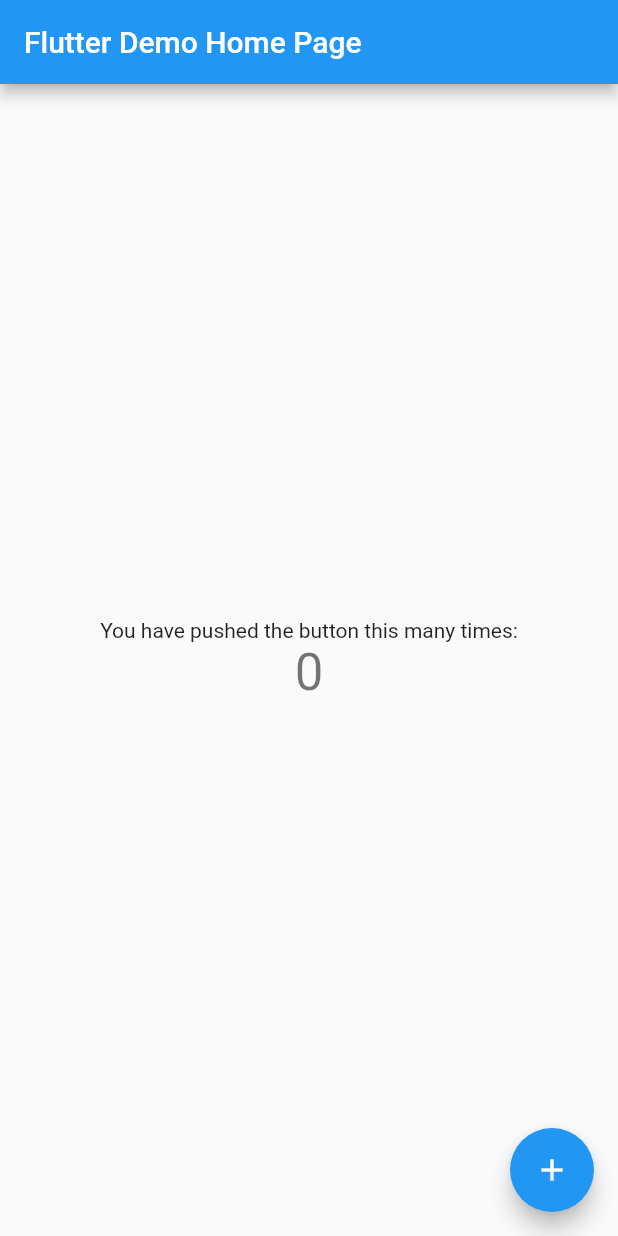
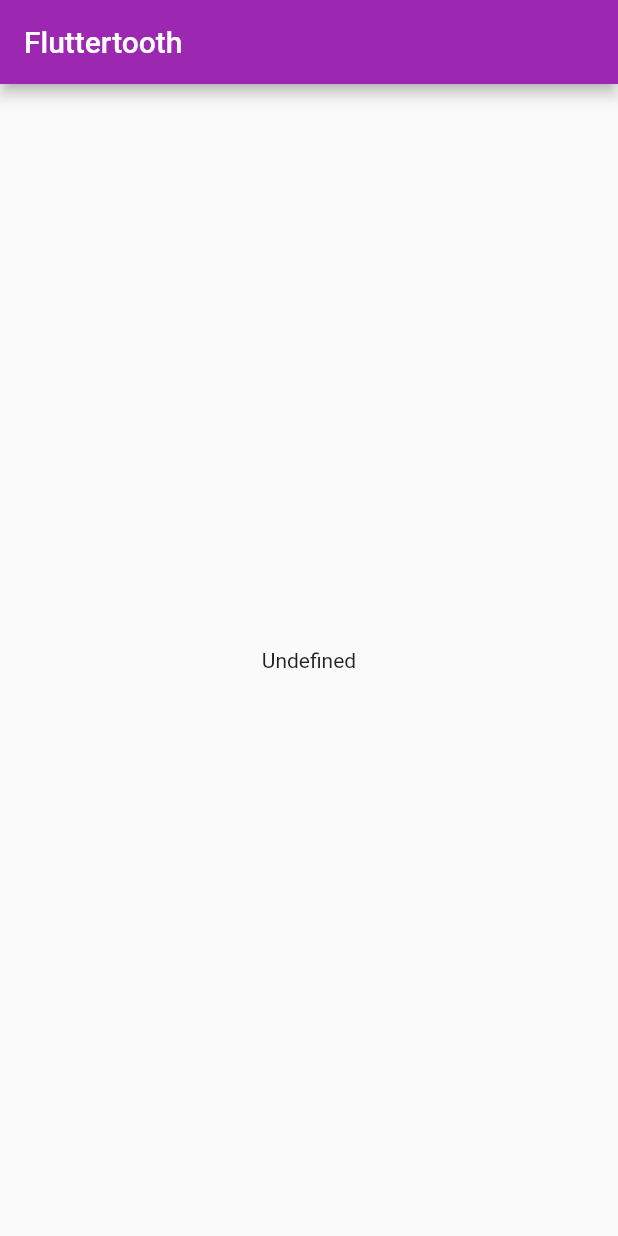
Before and after one commit to okalentiev/fluttertooth, a Flutter app: the screen it shows after launch, on a phone screen of 412 x 824 dp. Run offline on Flutter 3.47's test engine with Material 2 defaults, Android fonts, the phone set to English and light mode, and no system bars.

Commit message:
Step 2: Implement the status screen

```diff
--- /dev/null
+++ b/lib/bluetooth_availability_screen.dart
@@ -0,0 +1,46 @@
+import 'dart:async';
+
+import 'package:flutter/material.dart';
+import 'package:flutter/widgets.dart';
+
+class BluetoothAvailabilityScreen extends StatefulWidget {
+  final BluetoothAvailabilityProvider availabilityProvider = BluetoothAvailabilityProvider();
+
+  @override
+  _BluetoothAvailabilityScreenState createState() =>
+      _BluetoothAvailabilityScreenState();
+}
+
+class _BluetoothAvailabilityScreenState extends State<BluetoothAvailabilityScreen> {
+  @override
+  Widget build(BuildContext context) {
+    return Scaffold(
+      appBar: AppBar(
+        title: Text('Fluttertooth'),
+      ),
+      body: Center(child: StreamBuilder(stream: widget.availabilityProvider.bluetoothState, builder: (context, AsyncSnapshot<String> bluetooth) {
+        if (bluetooth.hasData) {
+          return Text(bluetooth.data);
+        }
+        return Text('Undefined',);
+      }),),
+    );
+  }
+
+  @override
+  void dispose() {
+    widget.availabilityProvider.dispose();
+    super.dispose();
+  }
+}
+
+class BluetoothAvailabilityProvider {
+  // We are using stream to not trigger the redraw of the whole screen
+  // and only propagate the change to the status title
+  final _streamController = StreamController<String>.broadcast();
+  Stream<String> get bluetoothState => _streamController.stream;
+
+  void dispose() {
+    _streamController.close();
+  }
+}
--- a/lib/main.dart
+++ b/lib/main.dart
@@ -1,4 +1,6 @@
 import 'package:flutter/material.dart';
+
+import 'bluetooth_availability_screen.dart';
 
 void main() => runApp(MyApp());
 
@@ -7,105 +9,11 @@ class MyApp extends StatelessWidget {
   @override
   Widget build(BuildContext context) {
     return MaterialApp(
-      title: 'Flutter Demo',
+      title: 'Fluttertooth',
       theme: ThemeData(
-        // This is the theme of your application.
-        //
-        // Try running your application with "flutter run". You'll see the
-        // application has a blue toolbar. Then, without quitting the app, try
-        // changing the primarySwatch below to Colors.green and then invoke
-        // "hot reload" (press "r" in the console where you ran "flutter run",
-        // or simply save your changes to "hot reload" in a Flutter IDE).
-        // Notice that the counter didn't reset back to zero; the application
-        // is not restarted.
-        primarySwatch: Colors.blue,
+        primarySwatch: Colors.purple,
       ),
-      home: MyHomePage(title: 'Flutter Demo Home Page'),
+      home: BluetoothAvailabilityScreen(),
     );
   }
 }
-
-class MyHomePage extends StatefulWidget {
-  MyHomePage({Key key, this.title}) : super(key: key);
-
-  // This widget is the home page of your application. It is stateful, meaning
-  // that it has a State object (defined below) that contains fields that affect
-  // how it looks.
-
-  // This class is the configuration for the state. It holds the values (in this
-  // case the title) provided by the parent (in this case the App widget) and
-  // used by the build method of the State. Fields in a Widget subclass are
-  // always marked "final".
-
-  final String title;
-
-  @override
-  _MyHomePageState createState() => _MyHomePageState();
-}
-
-class _MyHomePageState extends State<MyHomePage> {
-  int _counter = 0;
-
-  void _incrementCounter() {
-    setState(() {
-      // This call to setState tells the Flutter framework that something has
-      // changed in this State, which causes it to rerun the build method below
-      // so that the display can reflect the updated values. If we changed
-      // _counter without calling setState(), then the build method would not be
-      // called again, and so nothing would appear to happen.
-      _counter++;
-    });
-  }
-
-  @override
-  Widget build(BuildContext context) {
-    // This method is rerun every time setState is called, for instance as done
-    // by the _incrementCounter method above.
-    //
-    // The Flutter framework has been optimized to make rerunning build methods
-    // fast, so that you can just rebuild anything that needs updating rather
-    // than having to individually change instances of widgets.
-    return Scaffold(
-      appBar: AppBar(
-        // Here we take the value from the MyHomePage object that was created by
-        // the App.build method, and use it to set our appbar title.
-        title: Text(widget.title),
-      ),
-      body: Center(
-        // Center is a layout widget. It takes a single child and positions it
-        // in the middle of the parent.
-        child: Column(
-          // Column is also layout widget. It takes a list of children and
-          // arranges them vertically. By default, it sizes itself to fit its
-          // children horizontally, and tries to be as tall as its parent.
-          //
-          // Invoke "debug painting" (press "p" in the console, choose the
-          // "Toggle Debug Paint" action from the Flutter Inspector in Android
-          // Studio, or the "Toggle Debug Paint" command in Visual Studio Code)
-          // to see the wireframe for each widget.
-          //
-          // Column has various properties to control how it sizes itself and
-          // how it positions its children. Here we use mainAxisAlignment to
-          // center the children vertically; the main axis here is the vertical
-          // axis because Columns are vertical (the cross axis would be
-          // horizontal).
-          mainAxisAlignment: MainAxisAlignment.center,
-          children: <Widget>[
-            Text(
-              'You have pushed the button this many times:',
-            ),
-            Text(
-              '$_counter',
-              style: Theme.of(context).textTheme.display1,
-            ),
-          ],
-        ),
-      ),
-      floatingActionButton: FloatingActionButton(
-        onPressed: _incrementCounter,
-        tooltip: 'Increment',
-        child: Icon(Icons.add),
-      ), // This trailing comma makes auto-formatting nicer for build methods.
-    );
-  }
-}
```
